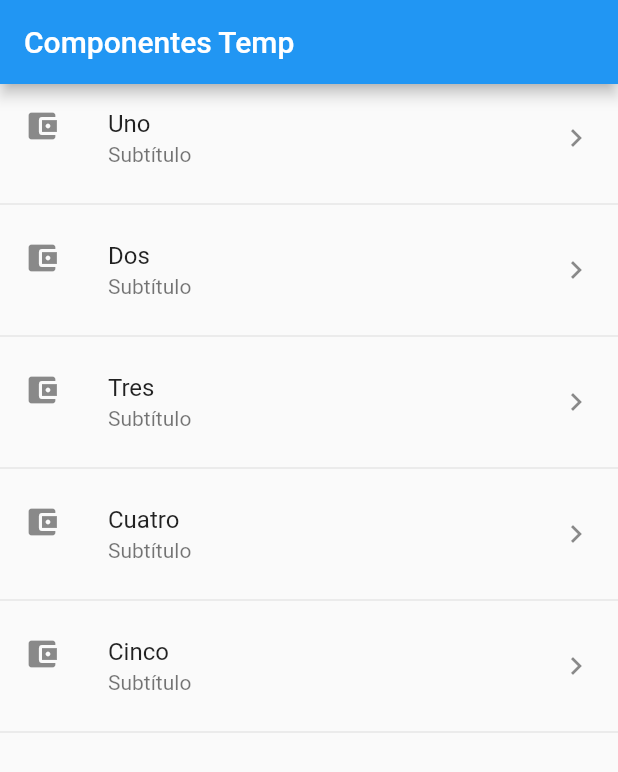
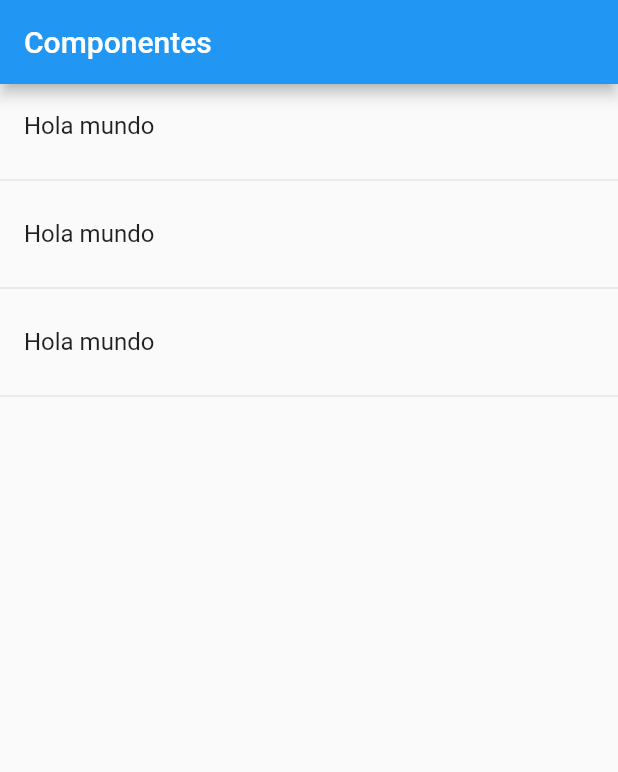
Before and after one commit to CarlosDez23/componentes_flutter, a Flutter app: the screen it shows after launch, on a phone screen of 412 x 824 dp. Shown: the top 772 px of the screen. Run offline on Flutter 3.47's test engine with Material 2 defaults, Android fonts, the phone set to English and light mode, and no system bars.

```diff
--- a/lib/main.dart
+++ b/lib/main.dart
@@ -1,6 +1,9 @@
+import 'package:flutter/material.dart';
 
-import 'package:componentes_flutter/src/pages/home_temp.dart';
-import 'package:flutter/material.dart';
+
+import 'package:componentes_flutter/src/pages/home_page.dart';
+//import 'package:componentes_flutter/src/pages/home_temp.dart';
+
 
 void main() => runApp(MyApp());
 
@@ -10,7 +13,7 @@ class MyApp extends StatelessWidget {
     return MaterialApp(
       title: 'ComponentesApp',
       debugShowCheckedModeBanner: false,
-      home:  HomePageTemp(),
+      home:  HomePage(),
     );
   }
 }
--- /dev/null
+++ b/lib/src/pages/home_page.dart
@@ -0,0 +1,40 @@
+import 'package:flutter/material.dart';
+
+import 'package:componentes_flutter/src/providers/menu_provider.dart';
+
+class HomePage extends StatelessWidget {
+  @override
+  Widget build(BuildContext context) {
+    return Scaffold(
+      appBar: AppBar(
+        title: Text('Componentes')
+      ),
+      body: _list(),
+    );
+  }
+
+
+  Widget _list() {
+    print(menuProvider.options);
+    return ListView(
+      children: _createItems(),
+    );
+  }
+
+  List<Widget> _createItems() {
+    return [
+      ListTile(
+        title: Text('Hola mundo'),
+      ),
+      Divider(),
+      ListTile(
+        title: Text('Hola mundo'),
+      ),
+      Divider(),
+      ListTile(
+        title: Text('Hola mundo'),
+      ),
+      Divider(),
+    ];
+  }
+}
--- a/pubspec.yaml
+++ b/pubspec.yaml
@@ -45,7 +45,8 @@ flutter:
   uses-material-design: true
 
   # To add assets to your application, add an assets section, like this:
-  # assets:
+  assets:
+    - data/menu_opts.json
   #   - images/a_dot_burr.jpeg
   #   - images/a_dot_ham.jpeg
 
```
Also changed, not shown: data/menu_opts.json (added, +20 -0 lines), lib/src/providers/menu_provider.dart (added, +23 -0 lines).
